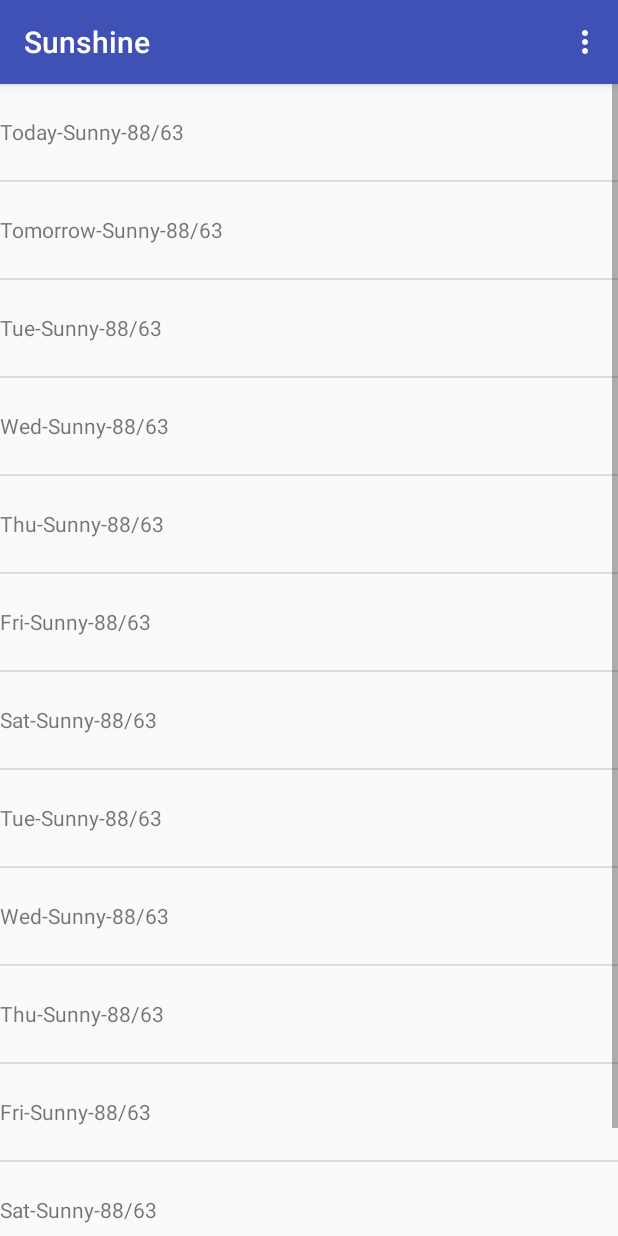
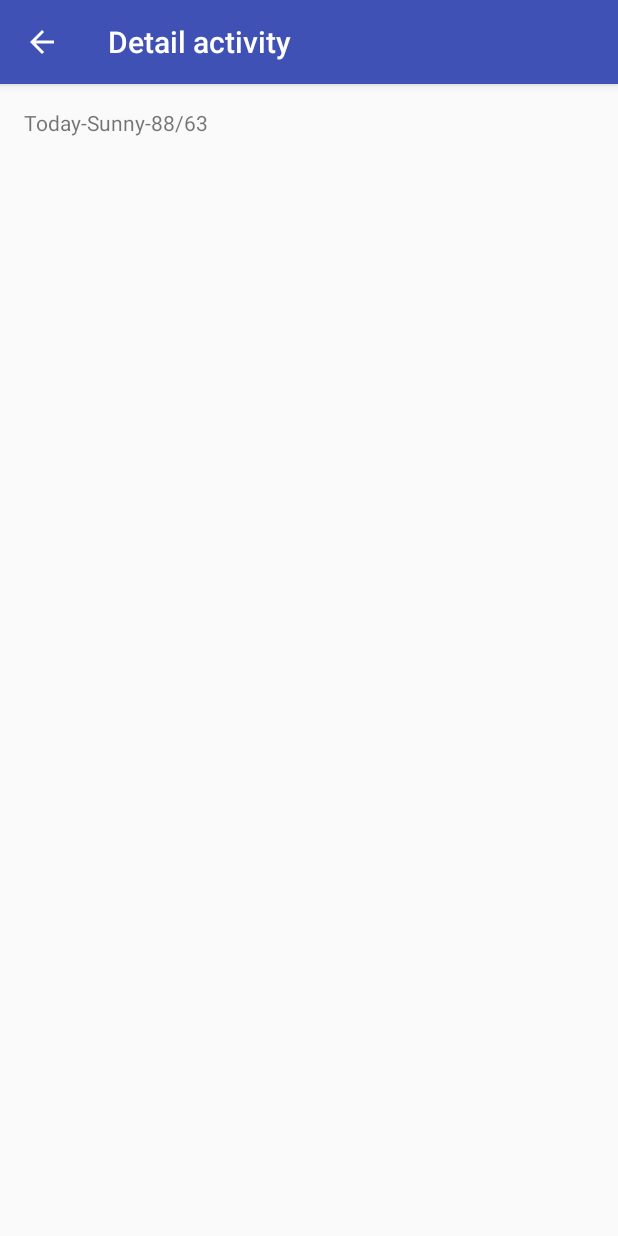
Before and after one commit to RicardEjarque/Sunshine, an Android app: the screen it shows after launch (MainActivity before the commit, DetailActivity after it), after a tap on "Today-Sunny-88/63", on a phone screen of 412 x 824 dp. Run offline under Robolectric (Android 15) with nearby library versions, the phone set to English and light mode, and no system bars.

```diff
--- a/app/src/main/java/app/com/example/ricard/sunshine/DetailActivity.java
+++ b/app/src/main/java/app/com/example/ricard/sunshine/DetailActivity.java
@@ -1,19 +1,33 @@
+/*
+ * Copyright (C) 2014 The Android Open Source Project
+ *
+ * Licensed under the Apache License, Version 2.0 (the "License");
+ * you may not use this file except in compliance with the License.
+ * You may obtain a copy of the License at
+ *
+ *      http://www.apache.org/licenses/LICENSE-2.0
+ *
+ * Unless required by applicable law or agreed to in writing, software
+ * distributed under the License is distributed on an "AS IS" BASIS,
+ * WITHOUT WARRANTIES OR CONDITIONS OF ANY KIND, either express or implied.
+ * See the License for the specific language governing permissions and
+ * limitations under the License.
+ */
+
 package app.com.example.ricard.sunshine;
 
+import android.content.Intent;
 import android.os.Bundle;
-import android.support.v7.app.AppCompatActivity;
+import android.support.v4.app.Fragment;
+import android.support.v7.app.ActionBarActivity;
 import android.view.LayoutInflater;
 import android.view.Menu;
 import android.view.MenuItem;
 import android.view.View;
 import android.view.ViewGroup;
-import android.support.v4.app.Fragment;
+import android.widget.TextView;
 
-import static android.R.attr.fragment;
-
-public class DetailActivity extends AppCompatActivity {
-
-    private final String LOG_TAG = MainActivity.class.getSimpleName();
+public class DetailActivity extends ActionBarActivity {
 
     @Override
     protected void onCreate(Bundle savedInstanceState) {
@@ -21,10 +35,9 @@ public class DetailActivity extends AppCompatActivity {
         setContentView(R.layout.activity_detail);
         if (savedInstanceState == null) {
             getSupportFragmentManager().beginTransaction()
-                    .add(R.id.container, new PlaceholderFragment())
+                    .add(R.id.activity_detail, new DetailFragment())
                     .commit();
         }
-
     }
 
 
@@ -34,6 +47,7 @@ public class DetailActivity extends AppCompatActivity {
         getMenuInflater().inflate(R.menu.detail, menu);
         return true;
     }
+
     @Override
     public boolean onOptionsItemSelected(MenuItem item) {
         // Handle action bar item clicks here. The action bar will
@@ -49,11 +63,12 @@ public class DetailActivity extends AppCompatActivity {
         return super.onOptionsItemSelected(item);
     }
 
+    /**
+     * A placeholder fragment containing a simple view.
+     */
+    public static class DetailFragment extends Fragment {
 
-
-                public static class PlaceholderFragment extends Fragment {
-
-                        public PlaceholderFragment() {
+        public DetailFragment() {
         }
 
         @Override
@@ -61,6 +76,15 @@ public class DetailActivity extends AppCompatActivity {
                                  Bundle savedInstanceState) {
 
             View rootView = inflater.inflate(R.layout.fragment_detail, container, false);
+
+            Intent intent = getActivity().getIntent();
+            if (intent != null && intent.hasExtra(Intent.EXTRA_TEXT)) {
+                String forecastStr = intent.getStringExtra(Intent.EXTRA_TEXT);
+                ((TextView) rootView.findViewById(R.id.textView)).setText(forecastStr);
+            }
+
+
+
             return rootView;
         }
     }
--- a/app/src/main/java/app/com/example/ricard/sunshine/forecastFragment.java
+++ b/app/src/main/java/app/com/example/ricard/sunshine/forecastFragment.java
@@ -1,5 +1,6 @@
 package app.com.example.ricard.sunshine;
 
+import android.content.Intent;
 import android.net.Uri;
 import android.os.AsyncTask;
 import android.os.Bundle;
@@ -84,8 +85,10 @@ public class forecastFragment extends Fragment {
 
                 CharSequence text = mForecastAdapter.getItem(position);
                 int duration = Toast.LENGTH_SHORT;
-                Toast toast = Toast.makeText(getActivity(), text, duration);
-                toast.show();
+                //Toast toast = Toast.makeText(getActivity(), text, duration);
+                //toast.show();
+                Intent detailsViewAct = new Intent(getActivity(), DetailActivity.class).putExtra(Intent.EXTRA_TEXT, text);
+                startActivity(detailsViewAct);
             }
         });
         return rootView;
--- a/app/src/main/res/layout/fragment_detail.xml
+++ b/app/src/main/res/layout/fragment_detail.xml
@@ -3,4 +3,9 @@
     android:orientation="vertical" android:layout_width="match_parent"
     android:layout_height="match_parent">
 
+    <TextView
+        android:text="HelloWorld"
+        android:layout_width="match_parent"
+        android:layout_height="wrap_content"
+        android:id="@+id/textView" />
 </LinearLayout>
--- /dev/null
+++ b/app/src/main/res/menu/detail.xml
@@ -0,0 +1,4 @@
+<?xml version="1.0" encoding="utf-8"?>
+<menu xmlns:android="http://schemas.android.com/apk/res/android">
+
+</menu>
--- a/app/src/main/res/values/strings.xml
+++ b/app/src/main/res/values/strings.xml
@@ -2,6 +2,7 @@
     <string name="app_name">Sunshine</string>
     <string name="action_refresh">Refresh</string>
     <string name="action_save">Save</string>
+    <string name="title_activity_detail">Detail activity</string>
 
     <!-- TODO: Remove or change this placeholder text -->
     <string name="hello_blank_fragment">Hello blank fragment</string>
```
Also changed, not shown: app/src/main/AndroidManifest.xml (+9 -1 lines). Lines whose indentation alone changed are shown as unchanged.
